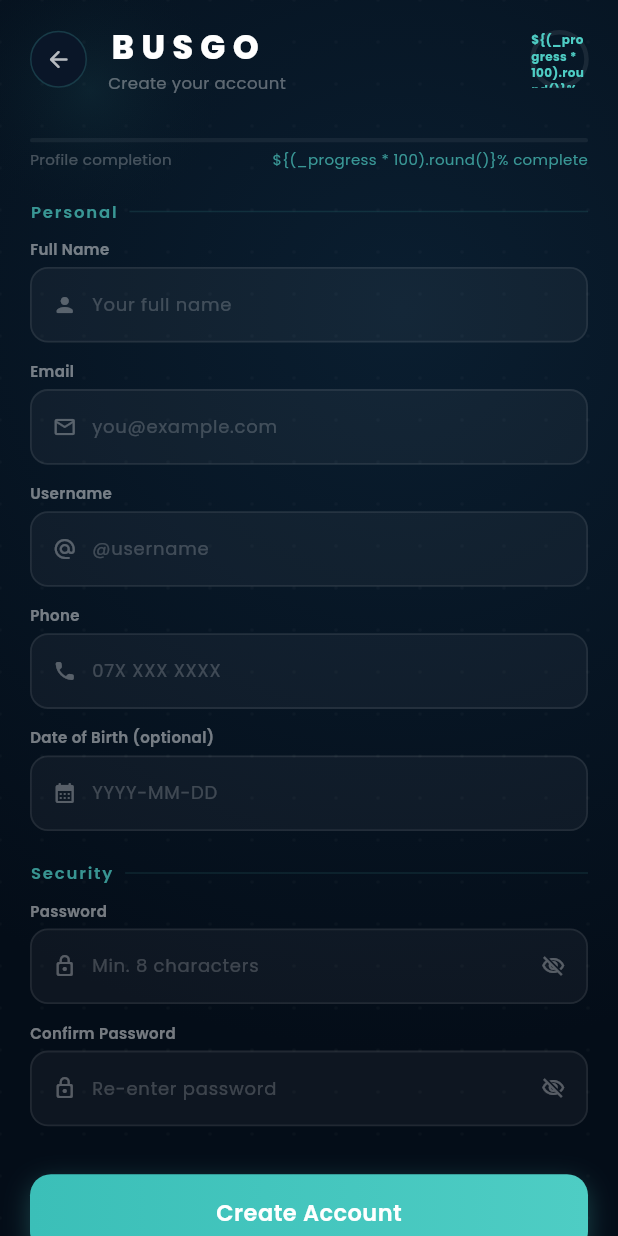
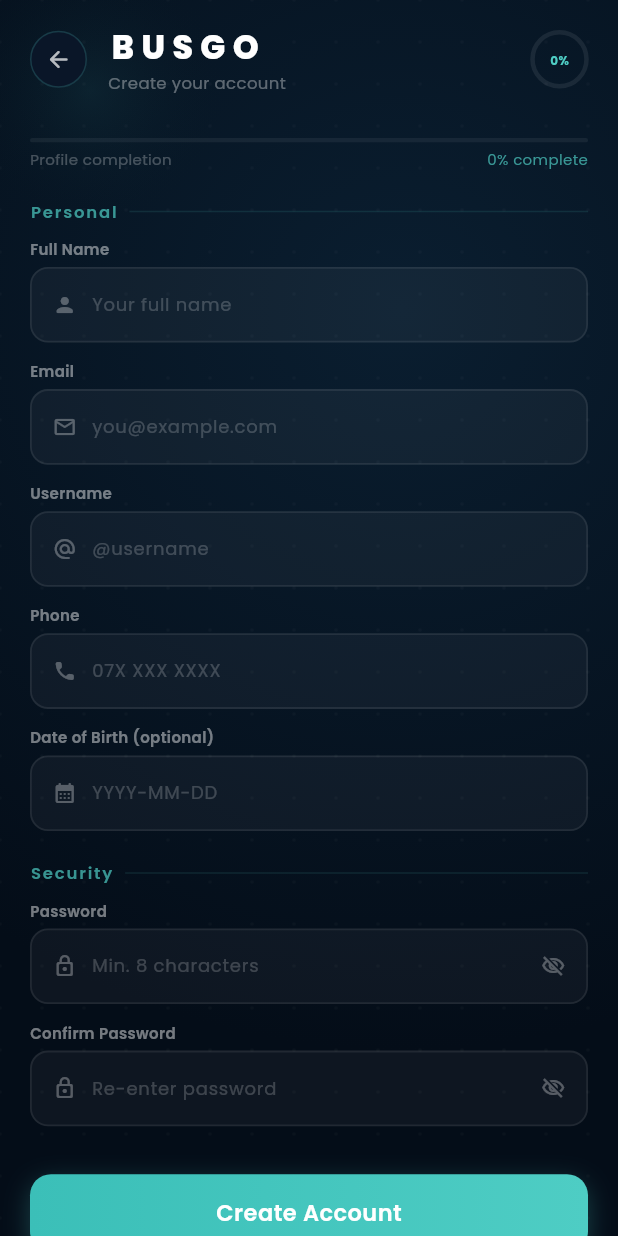
Before and after one commit to NimuthuGanegoda/BusGo, a Flutter app: the RegisterScreen screen opened by its route, on a phone screen of 412 x 824 dp. Run offline on Flutter 3.47's test engine with Material 3 defaults, Android fonts, the light colour scheme and no system bars; our stand-ins replace dio, flutter_dotenv, flutter_local_notifications, flutter_map, flutter_secure_storage, geolocator and 8 more; missing offline and left inert: mobile_scanner; accounts and stored records are empty.

Commit message:
fix: show actual progress percentage instead of raw code in register screen

```diff
--- a/frontend/busgo_client/lib/screens/auth/register_screen.dart
+++ b/frontend/busgo_client/lib/screens/auth/register_screen.dart
@@ -31,7 +31,7 @@
   static const _teal = Color(0xFF4ECDC4);
   static const _panel= Color(0xFF0A1628);
 
-  // ── Common passwords list (UFR_13) ──────────────────────────────────────────
+  // â”€â”€ Common passwords list (UFR_13) â”€â”€â”€â”€â”€â”€â”€â”€â”€â”€â”€â”€â”€â”€â”€â”€â”€â”€â”€â”€â”€â”€â”€â”€â”€â”€â”€â”€â”€â”€â”€â”€â”€â”€â”€â”€â”€â”€â”€â”€â”€â”€
   static const _commonPasswords = [
     'password', 'password1', 'password123', '12345678', '123456789',
     'qwerty123', 'iloveyou', 'admin123', 'letmein', 'welcome',
@@ -72,7 +72,7 @@
     return n / 6;
   }
 
-  // ── Password strength score (UFR_12) ────────────────────────────────────────
+  // â”€â”€ Password strength score (UFR_12) â”€â”€â”€â”€â”€â”€â”€â”€â”€â”€â”€â”€â”€â”€â”€â”€â”€â”€â”€â”€â”€â”€â”€â”€â”€â”€â”€â”€â”€â”€â”€â”€â”€â”€â”€â”€â”€â”€â”€â”€
   int _strengthScore(String pass) {
     int score = 0;
     if (pass.length >= 8)  score++;
@@ -182,7 +182,7 @@
                         backgroundColor: Colors.white.withOpacity(0.08),
                         valueColor: AlwaysStoppedAnimation<Color>(_teal),
                         strokeWidth: 3),
-                      Text('\${(_progress * 100).round()}%',
+                      Text('${(_progress * 100).round()}%',
                         style: GoogleFonts.poppins(
                           fontSize: 8, color: _teal, fontWeight: FontWeight.w700)),
                     ])),
@@ -214,7 +214,7 @@
                         style: GoogleFonts.poppins(fontSize: 10,
                             color: Colors.white.withOpacity(0.25))),
                       const Spacer(),
-                      Text('\${(_progress * 100).round()}% complete',
+                      Text('${(_progress * 100).round()}% complete',
                         style: GoogleFonts.poppins(fontSize: 10,
                             color: _teal.withOpacity(0.7))),
                     ]),
@@ -233,7 +233,7 @@
                     _field('Password', 'Min. 8 characters', Icons.lock_outline_rounded,
                       _passCtrl, error: _errors['pass'], obscure: _obscurePass,
                       onToggle: () => setState(() => _obscurePass = !_obscurePass)),
-                    // ── Password strength bar (UFR_12 / UFR_13) ──────────────
+                    // â”€â”€ Password strength bar (UFR_12 / UFR_13) â”€â”€â”€â”€â”€â”€â”€â”€â”€â”€â”€â”€â”€â”€
                     _buildPasswordStrength(_passCtrl.text),
                     _field('Confirm Password', 'Re-enter password', Icons.lock_outline_rounded,
                       _confirmCtrl, error: _errors['confirm'], obscure: _obscureConfirm,
```
